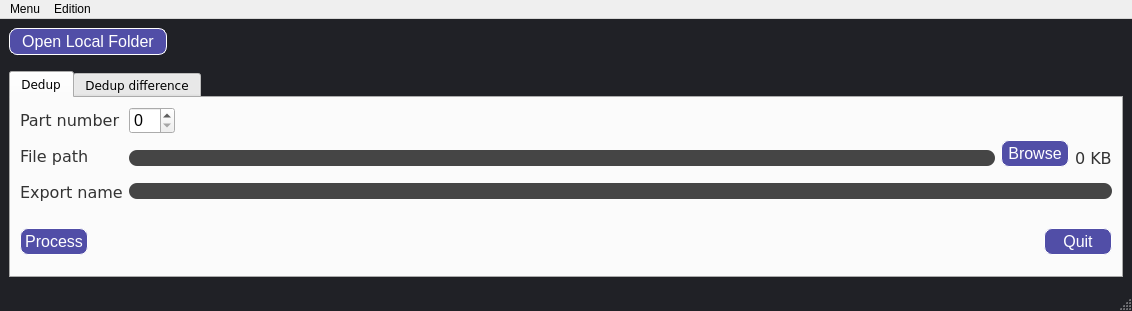
Above: design.ui from Timmyway/CSV-splitter before the change. Below: the same form after it.
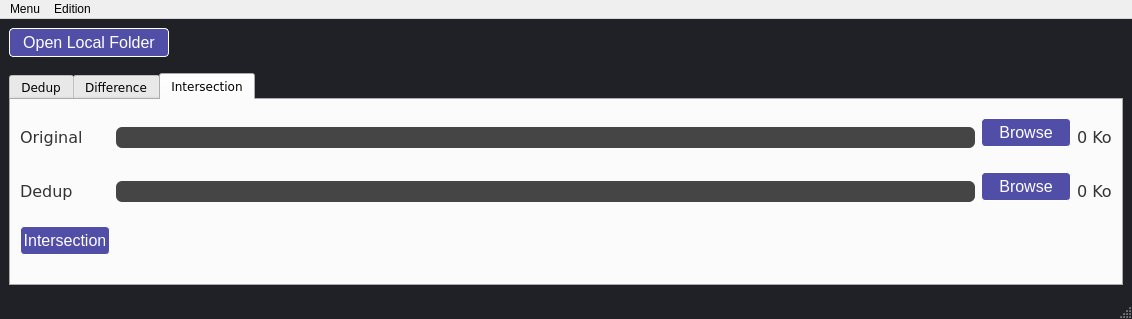
That is the form after the change.

Commit message: Add new feature: calculation of intersection between two text/csv files

```diff
--- a/design.ui
+++ b/design.ui
@@ -24,19 +24,19 @@
 QTextEdit {
 background: qlineargradient( x1:0 y0:1, x2:1 y2:0, stop:0 #0D4242, stop:1 #082222);
 color: #ffffff;
-border-radius: 18px;
+border-radius: 6px;
 padding: 5px;
 border: 1px solid #CBC9D2;
 }
 
 QPushButton {
-border-radius: 8px;
-width: 60px;
+border-radius: 4px;
+width: 80px;
 color: #ffffff;
 border-width: 1px;
 border-color: #ffffff;
 border-style: solid;
-padding: 3px;
+padding: 4px;
 font-size: 16px;
 background-color: #514ea7;
 margin-bottom: 10px;
@@ -46,11 +46,12 @@
 }
 
 QLineEdit {
-border-radius: 8px;
+border-radius: 6px;
 border-style: solid;
 border-color: #333333;
 background-color: #454545;
 color: #ffffff;
+font-size: 16px;
 }
 
 QTabWidget::tab_Calendar {
@@ -101,11 +102,24 @@
 }</string>
   </property>
   <widget class="QWidget" name="centralwidget">
-   <layout class="QFormLayout" name="formLayout">
-    <item row="1" column="0" colspan="2">
+   <layout class="QGridLayout" name="gridLayout_2">
+    <item row="0" column="0">
+     <widget class="QPushButton" name="btnOpenLocation">
+      <property name="sizePolicy">
+       <sizepolicy hsizetype="Maximum" vsizetype="Fixed">
+        <horstretch>0</horstretch>
+        <verstretch>0</verstretch>
+       </sizepolicy>
+      </property>
+      <property name="text">
+       <string>Open Local Folder</string>
+      </property>
+     </widget>
+    </item>
+    <item row="1" column="0">
      <widget class="QTabWidget" name="tabWidget">
       <property name="currentIndex">
-       <number>0</number>
+       <number>2</number>
       </property>
       <widget class="QWidget" name="tab_5">
        <attribute name="title">
@@ -249,13 +263,11 @@
       </widget>
       <widget class="QWidget" name="tab_6">
        <attribute name="title">
-        <string>Dedup difference</string>
+        <string>Difference</string>
        </attribute>
-       <layout class="QGridLayout" name="gridLayout_5">
-        <item row="0" column="0">
-         <layout class="QFormLayout" name="formLayout_4">
-          <item row="0" column="0">
-           <widget class="QLabel" name="labOriginal">
+       <layout class="QGridLayout" name="gridLayout_3">
+        <item row="4" column="0">
+         <widget class="QPushButton" name="btnCalculate">
             <property name="sizePolicy">
              <sizepolicy hsizetype="Maximum" vsizetype="Maximum">
               <horstretch>0</horstretch>
@@ -334,36 +346,108 @@
             </item>
            </layout>
           </item>
-          <item row="2" column="1">
-           <widget class="QPushButton" name="btnCalculate">
-            <property name="sizePolicy">
-             <sizepolicy hsizetype="Maximum" vsizetype="Fixed">
-              <horstretch>0</horstretch>
-              <verstretch>0</verstretch>
-             </sizepolicy>
-            </property>
-            <property name="text">
-             <string>Calculate</string>
-            </property>
-           </widget>
-          </item>
-         </layout>
-        </item>
-       </layout>
+       </layout>
       </widget>
-     </widget>
-    </item>
+      <widget class="QWidget" name="tab">
+       <attribute name="title">
+        <string>Intersection</string>
+       </attribute>
+       <layout class="QGridLayout" name="gridLayout_5">
     <item row="0" column="0">
-     <widget class="QPushButton" name="btnOpenLocation">
+         <widget class="QLabel" name="labOriginalIntersect">
       <property name="sizePolicy">
+           <sizepolicy hsizetype="Maximum" vsizetype="Maximum">
+            <horstretch>0</horstretch>
+            <verstretch>0</verstretch>
+           </sizepolicy>
+          </property>
+          <property name="text">
+           <string>Original</string>
+          </property>
+         </widget>
+        </item>
+        <item row="4" column="0">
+         <widget class="QPushButton" name="btnCalculateIntersect">
+          <property name="sizePolicy">
        <sizepolicy hsizetype="Maximum" vsizetype="Fixed">
         <horstretch>0</horstretch>
         <verstretch>0</verstretch>
        </sizepolicy>
       </property>
       <property name="text">
-       <string>Open Local Folder</string>
-      </property>
+           <string>Intersection</string>
+          </property>
+         </widget>
+        </item>
+        <item row="1" column="0">
+         <widget class="QLabel" name="labDedupIntersect">
+          <property name="sizePolicy">
+           <sizepolicy hsizetype="Maximum" vsizetype="Maximum">
+            <horstretch>0</horstretch>
+            <verstretch>0</verstretch>
+           </sizepolicy>
+          </property>
+          <property name="text">
+           <string>Dedup</string>
+          </property>
+         </widget>
+        </item>
+        <item row="0" column="1">
+         <layout class="QHBoxLayout" name="horizontalLayout_7">
+          <item>
+           <widget class="QLineEdit" name="formOriginalPathIntersect"/>
+          </item>
+          <item>
+           <widget class="QPushButton" name="btnBrowseOriginalIntersect">
+            <property name="sizePolicy">
+             <sizepolicy hsizetype="Maximum" vsizetype="Fixed">
+              <horstretch>0</horstretch>
+              <verstretch>0</verstretch>
+             </sizepolicy>
+            </property>
+            <property name="text">
+             <string>Browse</string>
+            </property>
+           </widget>
+          </item>
+          <item>
+           <widget class="QLabel" name="labSizeOriginalIntersect">
+            <property name="text">
+             <string>0 Ko</string>
+            </property>
+           </widget>
+          </item>
+         </layout>
+        </item>
+        <item row="1" column="1">
+         <layout class="QHBoxLayout" name="horizontalLayout_8">
+          <item>
+           <widget class="QLineEdit" name="formDedupPathIntersect"/>
+          </item>
+          <item>
+           <widget class="QPushButton" name="btnBrowseDedupIntersect">
+            <property name="sizePolicy">
+             <sizepolicy hsizetype="Maximum" vsizetype="Fixed">
+              <horstretch>0</horstretch>
+              <verstretch>0</verstretch>
+             </sizepolicy>
+            </property>
+            <property name="text">
+             <string>Browse</string>
+            </property>
+           </widget>
+          </item>
+          <item>
+           <widget class="QLabel" name="labSizeDedupIntersect">
+            <property name="text">
+             <string>0 Ko</string>
+            </property>
+           </widget>
+          </item>
+         </layout>
+        </item>
+       </layout>
+      </widget>
      </widget>
     </item>
    </layout>
```
Left out of the diff: 25 changed lines with no effect on the pictures. Lines whose indentation alone changed are shown as unchanged. The commit also changes 7 other files.
